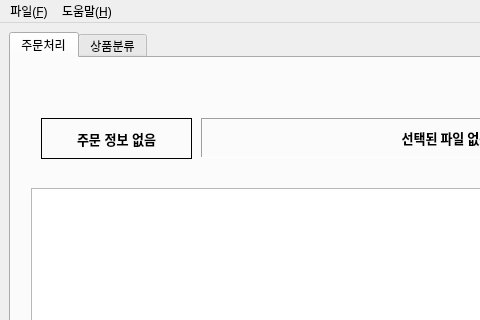
Old version of the form ui/main_window.ui in the repository Peanut0711/easy-fulfill; both pictures show x 0 to 480 and y 0 to 320 of the 732 by 682 pixel window.
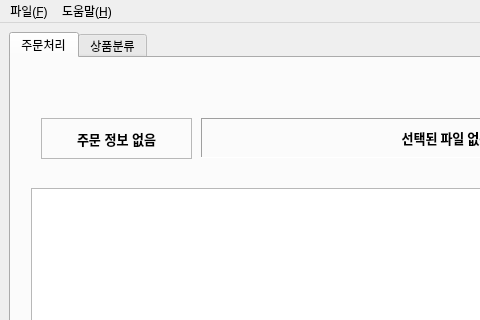
New version of the form.

Patch:
```diff
--- a/ui/main_window.ui
+++ b/ui/main_window.ui
@@ -102,7 +102,10 @@
          </font>
         </property>
         <property name="frameShape">
-         <enum>QFrame::Shape::Box</enum>
+         <enum>QFrame::Shape::StyledPanel</enum>
+        </property>
+        <property name="frameShadow">
+         <enum>QFrame::Shadow::Plain</enum>
         </property>
         <property name="text">
          <string>주문 정보 없음</string>
```
